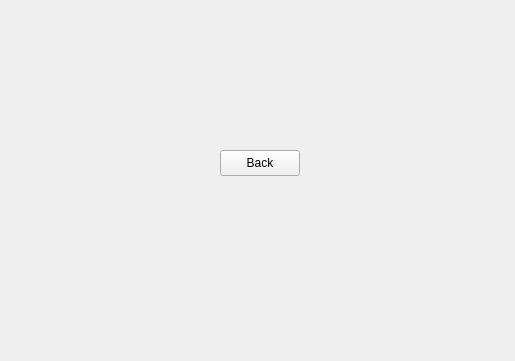
This is App/ResultWindow.ui in xovnsi/MaxSAT as Qt 5 draws it before an edit. The edited form follows.
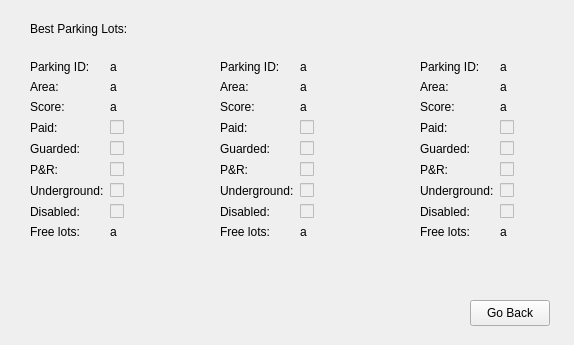
This is the edited form.

```diff
--- a/App/ResultWindow.ui
+++ b/App/ResultWindow.ui
@@ -6,26 +6,510 @@
    <rect>
     <x>0</x>
     <y>0</y>
-    <width>515</width>
-    <height>361</height>
+    <width>574</width>
+    <height>345</height>
    </rect>
   </property>
+  <property name="minimumSize">
+   <size>
+    <width>574</width>
+    <height>345</height>
+   </size>
+  </property>
+  <property name="baseSize">
+   <size>
+    <width>574</width>
+    <height>345</height>
+   </size>
+  </property>
   <property name="windowTitle">
    <string>Form</string>
   </property>
+  <widget class="QLabel" name="label">
+   <property name="geometry">
+    <rect>
+     <x>30</x>
+     <y>20</y>
+     <width>141</width>
+     <height>18</height>
+    </rect>
+   </property>
+   <property name="text">
+    <string>Best Parking Lots:</string>
+   </property>
+  </widget>
+  <widget class="QWidget" name="formLayoutWidget">
+   <property name="geometry">
+    <rect>
+     <x>30</x>
+     <y>60</y>
+     <width>131</width>
+     <height>221</height>
+    </rect>
+   </property>
+   <layout class="QFormLayout" name="formLayout">
+    <item row="0" column="0">
+     <widget class="QLabel" name="label_2">
+      <property name="text">
+       <string>Parking ID:</string>
+      </property>
+     </widget>
+    </item>
+    <item row="1" column="0">
+     <widget class="QLabel" name="label_3">
+      <property name="text">
+       <string>Area:</string>
+      </property>
+     </widget>
+    </item>
+    <item row="7" column="0">
+     <widget class="QLabel" name="label_4">
+      <property name="text">
+       <string>Disabled:</string>
+      </property>
+     </widget>
+    </item>
+    <item row="6" column="0">
+     <widget class="QLabel" name="label_5">
+      <property name="text">
+       <string>Underground:</string>
+      </property>
+     </widget>
+    </item>
+    <item row="5" column="0">
+     <widget class="QLabel" name="label_6">
+      <property name="text">
+       <string>P&amp;R:</string>
+      </property>
+     </widget>
+    </item>
+    <item row="4" column="0">
+     <widget class="QLabel" name="label_7">
+      <property name="text">
+       <string>Guarded:</string>
+      </property>
+     </widget>
+    </item>
+    <item row="3" column="0">
+     <widget class="QLabel" name="label_8">
+      <property name="text">
+       <string>Paid:</string>
+      </property>
+     </widget>
+    </item>
+    <item row="2" column="0">
+     <widget class="QLabel" name="label_9">
+      <property name="text">
+       <string>Score:</string>
+      </property>
+     </widget>
+    </item>
+    <item row="8" column="0">
+     <widget class="QLabel" name="label_10">
+      <property name="text">
+       <string>Free lots:</string>
+      </property>
+     </widget>
+    </item>
+    <item row="3" column="1">
+     <widget class="QCheckBox" name="paid">
+      <property name="enabled">
+       <bool>false</bool>
+      </property>
+      <property name="text">
+       <string/>
+      </property>
+     </widget>
+    </item>
+    <item row="4" column="1">
+     <widget class="QCheckBox" name="guarded">
+      <property name="enabled">
+       <bool>false</bool>
+      </property>
+      <property name="text">
+       <string/>
+      </property>
+     </widget>
+    </item>
+    <item row="5" column="1">
+     <widget class="QCheckBox" name="pr">
+      <property name="enabled">
+       <bool>false</bool>
+      </property>
+      <property name="text">
+       <string/>
+      </property>
+     </widget>
+    </item>
+    <item row="6" column="1">
+     <widget class="QCheckBox" name="underground">
+      <property name="enabled">
+       <bool>false</bool>
+      </property>
+      <property name="text">
+       <string/>
+      </property>
+     </widget>
+    </item>
+    <item row="7" column="1">
+     <widget class="QCheckBox" name="disabled">
+      <property name="enabled">
+       <bool>false</bool>
+      </property>
+      <property name="text">
+       <string/>
+      </property>
+     </widget>
+    </item>
+    <item row="0" column="1">
+     <widget class="QLabel" name="id">
+      <property name="text">
+       <string>a</string>
+      </property>
+     </widget>
+    </item>
+    <item row="1" column="1">
+     <widget class="QLabel" name="area">
+      <property name="text">
+       <string>a</string>
+      </property>
+     </widget>
+    </item>
+    <item row="2" column="1">
+     <widget class="QLabel" name="score">
+      <property name="text">
+       <string>a</string>
+      </property>
+     </widget>
+    </item>
+    <item row="8" column="1">
+     <widget class="QLabel" name="lots">
+      <property name="text">
+       <string>a</string>
+      </property>
+     </widget>
+    </item>
+   </layout>
+  </widget>
   <widget class="QPushButton" name="backButton">
    <property name="geometry">
     <rect>
-     <x>220</x>
-     <y>150</y>
+     <x>470</x>
+     <y>300</y>
      <width>80</width>
      <height>26</height>
     </rect>
    </property>
    <property name="text">
-    <string>Back</string>
+    <string>Go Back</string>
    </property>
   </widget>
+  <widget class="QWidget" name="formLayoutWidget_2">
+   <property name="geometry">
+    <rect>
+     <x>220</x>
+     <y>60</y>
+     <width>131</width>
+     <height>221</height>
+    </rect>
+   </property>
+   <layout class="QFormLayout" name="formLayout_2">
+    <item row="0" column="0">
+     <widget class="QLabel" name="label_11">
+      <property name="text">
+       <string>Parking ID:</string>
+      </property>
+     </widget>
+    </item>
+    <item row="1" column="0">
+     <widget class="QLabel" name="label_12">
+      <property name="text">
+       <string>Area:</string>
+      </property>
+     </widget>
+    </item>
+    <item row="7" column="0">
+     <widget class="QLabel" name="label_13">
+      <property name="text">
+       <string>Disabled:</string>
+      </property>
+     </widget>
+    </item>
+    <item row="6" column="0">
+     <widget class="QLabel" name="label_14">
+      <property name="text">
+       <string>Underground:</string>
+      </property>
+     </widget>
+    </item>
+    <item row="5" column="0">
+     <widget class="QLabel" name="label_15">
+      <property name="text">
+       <string>P&amp;R:</string>
+      </property>
+     </widget>
+    </item>
+    <item row="4" column="0">
+     <widget class="QLabel" name="label_16">
+      <property name="text">
+       <string>Guarded:</string>
+      </property>
+     </widget>
+    </item>
+    <item row="3" column="0">
+     <widget class="QLabel" name="label_17">
+      <property name="text">
+       <string>Paid:</string>
+      </property>
+     </widget>
+    </item>
+    <item row="2" column="0">
+     <widget class="QLabel" name="label_18">
+      <property name="text">
+       <string>Score:</string>
+      </property>
+     </widget>
+    </item>
+    <item row="8" column="0">
+     <widget class="QLabel" name="label_19">
+      <property name="text">
+       <string>Free lots:</string>
+      </property>
+     </widget>
+    </item>
+    <item row="3" column="1">
+     <widget class="QCheckBox" name="paid_2">
+      <property name="enabled">
+       <bool>false</bool>
+      </property>
+      <property name="text">
+       <string/>
+      </property>
+     </widget>
+    </item>
+    <item row="4" column="1">
+     <widget class="QCheckBox" name="guarded_2">
+      <property name="enabled">
+       <bool>false</bool>
+      </property>
+      <property name="text">
+       <string/>
+      </property>
+     </widget>
+    </item>
+    <item row="5" column="1">
+     <widget class="QCheckBox" name="pr_2">
+      <property name="enabled">
+       <bool>false</bool>
+      </property>
+      <property name="text">
+       <string/>
+      </property>
+     </widget>
+    </item>
+    <item row="6" column="1">
+     <widget class="QCheckBox" name="underground_2">
+      <property name="enabled">
+       <bool>false</bool>
+      </property>
+      <property name="text">
+       <string/>
+      </property>
+     </widget>
+    </item>
+    <item row="7" column="1">
+     <widget class="QCheckBox" name="disabled_2">
+      <property name="enabled">
+       <bool>false</bool>
+      </property>
+      <property name="text">
+       <string/>
+      </property>
+     </widget>
+    </item>
+    <item row="0" column="1">
+     <widget class="QLabel" name="id_2">
+      <property name="text">
+       <string>a</string>
+      </property>
+     </widget>
+    </item>
+    <item row="1" column="1">
+     <widget class="QLabel" name="area_2">
+      <property name="text">
+       <string>a</string>
+      </property>
+     </widget>
+    </item>
+    <item row="2" column="1">
+     <widget class="QLabel" name="score_2">
+      <property name="text">
+       <string>a</string>
+      </property>
+     </widget>
+    </item>
+    <item row="8" column="1">
+     <widget class="QLabel" name="lots_2">
+      <property name="text">
+       <string>a</string>
+      </property>
+     </widget>
+    </item>
+   </layout>
+  </widget>
+  <widget class="QWidget" name="formLayoutWidget_3">
+   <property name="geometry">
+    <rect>
+     <x>420</x>
+     <y>60</y>
+     <width>131</width>
+     <height>221</height>
+    </rect>
+   </property>
+   <layout class="QFormLayout" name="formLayout_3">
+    <item row="0" column="0">
+     <widget class="QLabel" name="label_20">
+      <property name="text">
+       <string>Parking ID:</string>
+      </property>
+     </widget>
+    </item>
+    <item row="1" column="0">
+     <widget class="QLabel" name="label_21">
+      <property name="text">
+       <string>Area:</string>
+      </property>
+     </widget>
+    </item>
+    <item row="7" column="0">
+     <widget class="QLabel" name="label_22">
+      <property name="text">
+       <string>Disabled:</string>
+      </property>
+     </widget>
+    </item>
+    <item row="6" column="0">
+     <widget class="QLabel" name="label_23">
+      <property name="text">
+       <string>Underground:</string>
+      </property>
+     </widget>
+    </item>
+    <item row="5" column="0">
+     <widget class="QLabel" name="label_24">
+      <property name="text">
+       <string>P&amp;R:</string>
+      </property>
+     </widget>
+    </item>
+    <item row="4" column="0">
+     <widget class="QLabel" name="label_25">
+      <property name="text">
+       <string>Guarded:</string>
+      </property>
+     </widget>
+    </item>
+    <item row="3" column="0">
+     <widget class="QLabel" name="label_26">
+      <property name="text">
+       <string>Paid:</string>
+      </property>
+     </widget>
+    </item>
+    <item row="2" column="0">
+     <widget class="QLabel" name="label_27">
+      <property name="text">
+       <string>Score:</string>
+      </property>
+     </widget>
+    </item>
+    <item row="8" column="0">
+     <widget class="QLabel" name="label_28">
+      <property name="text">
+       <string>Free lots:</string>
+      </property>
+     </widget>
+    </item>
+    <item row="3" column="1">
+     <widget class="QCheckBox" name="paid_3">
+      <property name="enabled">
+       <bool>false</bool>
+      </property>
+      <property name="text">
+       <string/>
+      </property>
+     </widget>
+    </item>
+    <item row="4" column="1">
+     <widget class="QCheckBox" name="guarded_3">
+      <property name="enabled">
+       <bool>false</bool>
+      </property>
+      <property name="text">
+       <string/>
+      </property>
+     </widget>
+    </item>
+    <item row="5" column="1">
+     <widget class="QCheckBox" name="pr_3">
+      <property name="enabled">
+       <bool>false</bool>
+      </property>
+      <property name="text">
+       <string/>
+      </property>
+     </widget>
+    </item>
+    <item row="6" column="1">
+     <widget class="QCheckBox" name="underground_3">
+      <property name="enabled">
+       <bool>false</bool>
+      </property>
+      <property name="text">
+       <string/>
+      </property>
+     </widget>
+    </item>
+    <item row="7" column="1">
+     <widget class="QCheckBox" name="disabled_3">
+      <property name="enabled">
+       <bool>false</bool>
+      </property>
+      <property name="text">
+       <string/>
+      </property>
+     </widget>
+    </item>
+    <item row="0" column="1">
+     <widget class="QLabel" name="id_3">
+      <property name="text">
+       <string>a</string>
+      </property>
+     </widget>
+    </item>
+    <item row="1" column="1">
+     <widget class="QLabel" name="area_3">
+      <property name="text">
+       <string>a</string>
+      </property>
+     </widget>
+    </item>
+    <item row="2" column="1">
+     <widget class="QLabel" name="score_3">
+      <property name="text">
+       <string>a</string>
+      </property>
+     </widget>
+    </item>
+    <item row="8" column="1">
+     <widget class="QLabel" name="lots_3">
+      <property name="text">
+       <string>a</string>
+      </property>
+     </widget>
+    </item>
+   </layout>
+  </widget>
  </widget>
  <resources/>
  <connections/>
```
